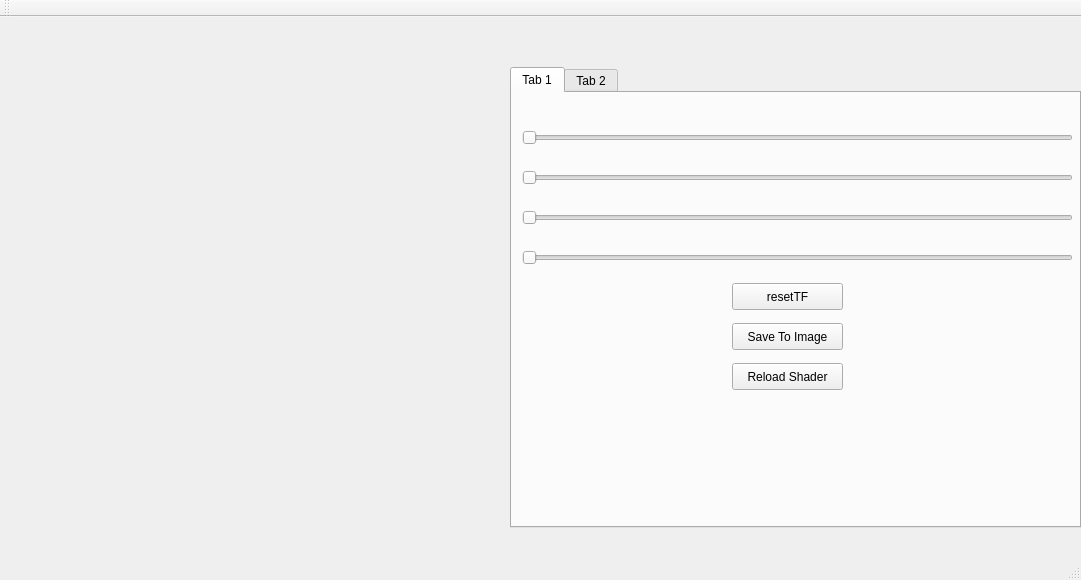
First picture: the form in mainwindow.ui, repository mseefelder/volumeFromScratch, before the edit.
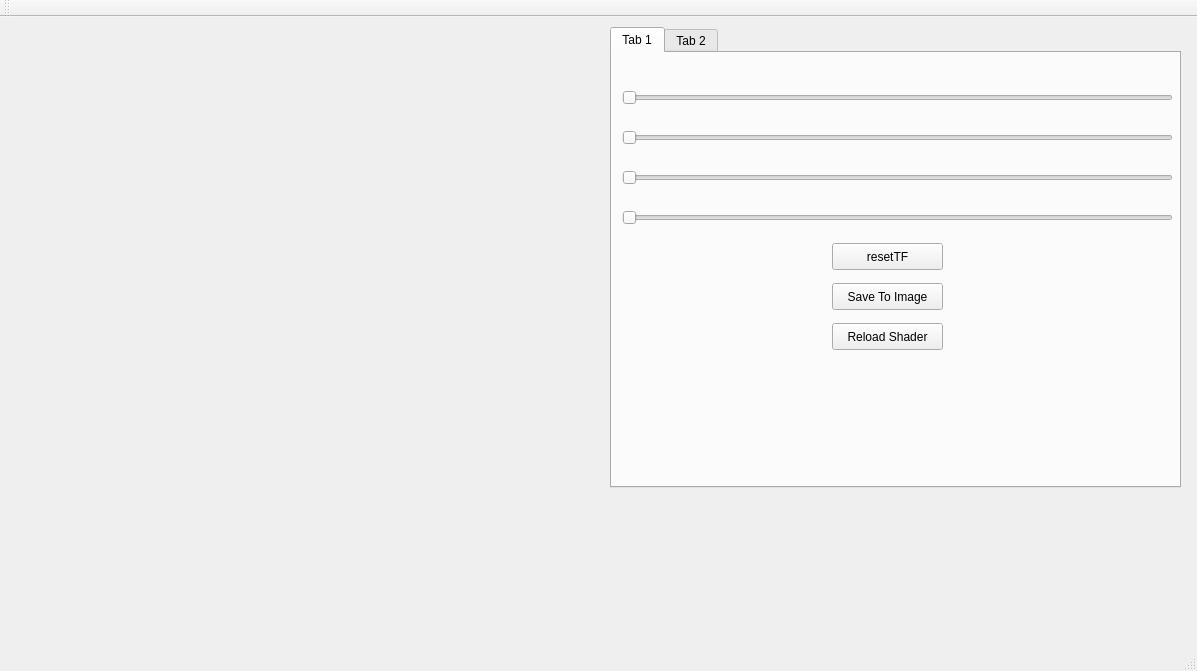
Second picture: the form after the edit. The open tabs and pages were chosen to show the change. Custom widgets are drawn as their Qt base class.

```diff
--- a/mainwindow.ui
+++ b/mainwindow.ui
@@ -6,8 +6,8 @@
    <rect>
     <x>0</x>
     <y>0</y>
-    <width>1081</width>
-    <height>580</height>
+    <width>1197</width>
+    <height>671</height>
    </rect>
   </property>
   <property name="windowTitle">
@@ -25,16 +25,16 @@
      <rect>
       <x>10</x>
       <y>10</y>
-      <width>501</width>
-      <height>501</height>
+      <width>591</width>
+      <height>591</height>
      </rect>
     </property>
    </widget>
    <widget class="QTabWidget" name="tabWidget">
     <property name="geometry">
      <rect>
-      <x>510</x>
-      <y>50</y>
+      <x>610</x>
+      <y>10</y>
       <width>571</width>
       <height>461</height>
      </rect>
```
Left out of the diff: 4 changed lines with no effect on the pictures.
